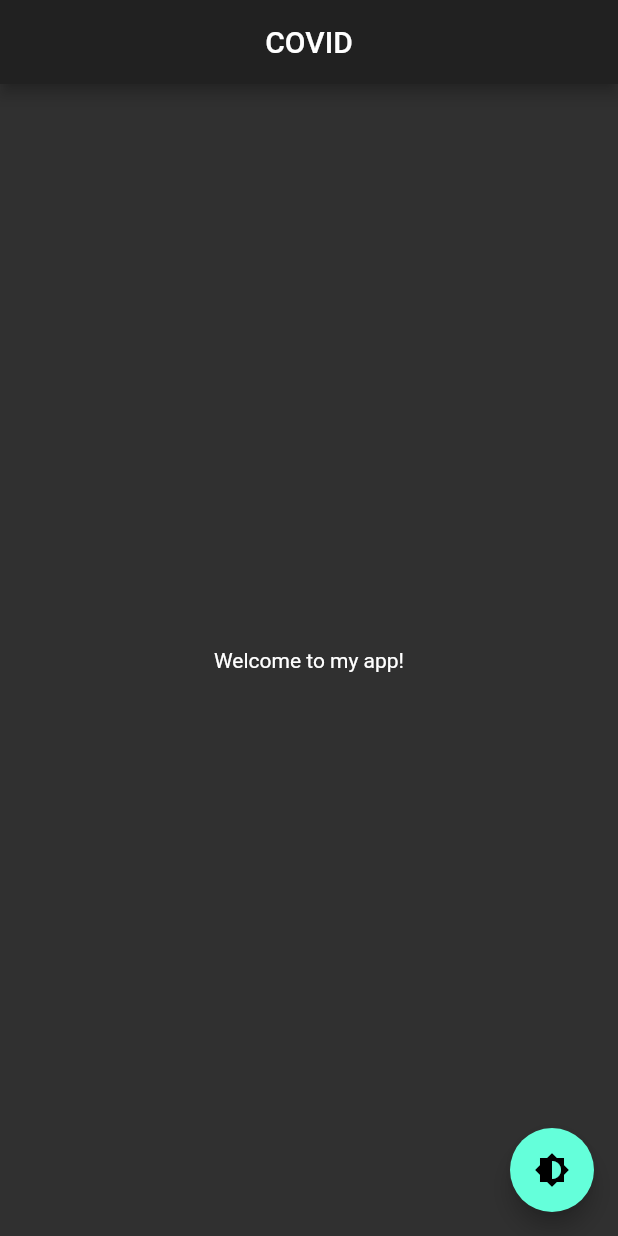
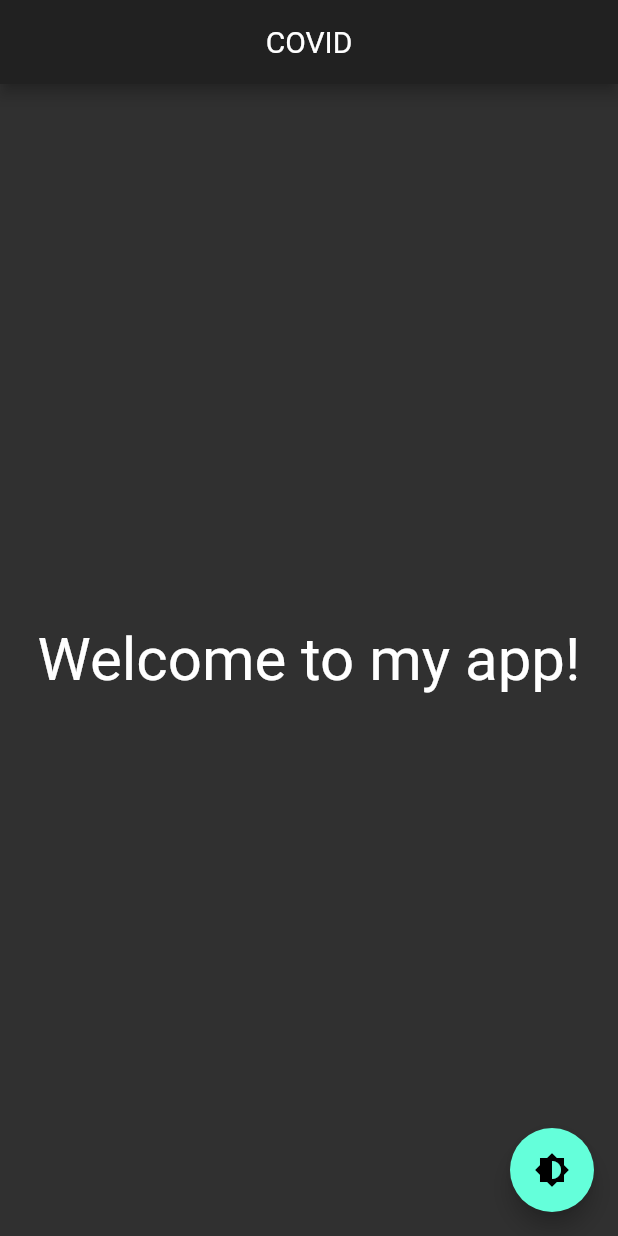
Before and after one commit to sahil9001/flutter-theme-change, a Flutter app: the screen it shows after launch, on a phone screen of 412 x 824 dp. Run offline on Flutter 3.47's test engine with Material 2 defaults, Android fonts, the phone set to English and light mode, and no system bars.

Commit message:
Changes to be committed: 	new file:   fonts/Roboto-Regular.ttf 	modified:   lib/pages/home.dart 	modified:   pubspec.yaml

```diff
--- a/lib/pages/home.dart
+++ b/lib/pages/home.dart
@@ -14,7 +14,11 @@ class HomePage extends StatelessWidget {
 
       ),
       body: Center(
-        child: Text('Welcome to my app!'),
+        child: Text('Welcome to my app!',
+        style: TextStyle(
+          fontSize: 40.0,
+          fontFamily: 'Roboto'
+        ),),
       ),
       floatingActionButton: FloatingActionButton(
         onPressed: () => {
```
Also changed, not shown: pubspec.yaml (+6 -12 lines), fonts/Roboto-Regular.ttf (added).
